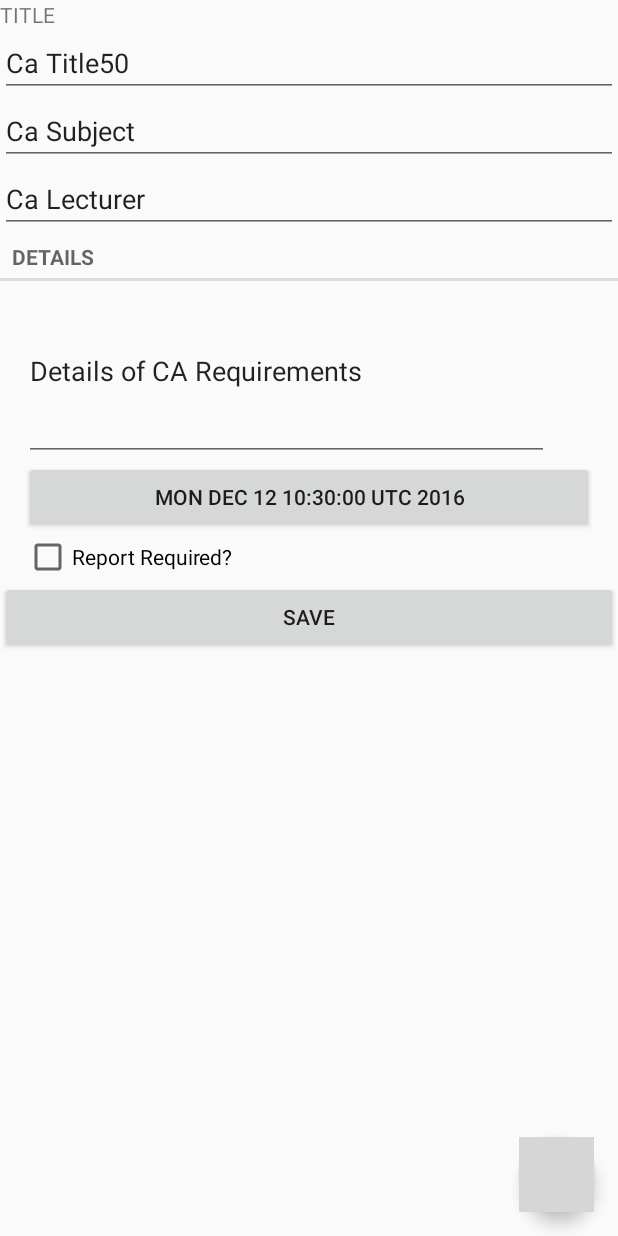
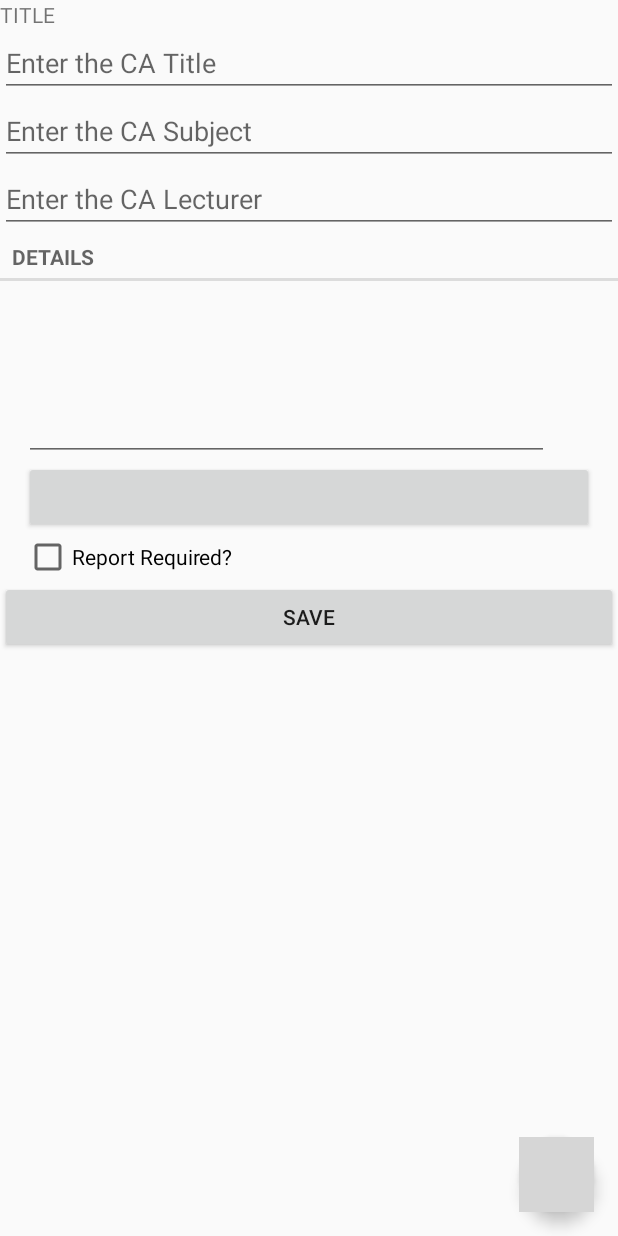
Before and after one commit to aaronoh/CA1OOPD, an Android app: the fragment CAFragment placed in its activity, on a phone screen of 412 x 824 dp. Run offline under Robolectric (Android 15) with nearby library versions, the phone set to English and light mode, and no system bars; 1 statement that could not run was skipped; grey boxes are pictures that could not be loaded.

Commit message:
Started working on add - npe

```diff
--- a/app/src/main/java/com/example/aaron/lab7/CAFragment.java
+++ b/app/src/main/java/com/example/aaron/lab7/CAFragment.java
@@ -55,7 +55,7 @@ public class CAFragment extends Fragment {
     //configure fragment view
     public View onCreateView(LayoutInflater inflater, ViewGroup parent, Bundle savedInstanceState) {
         View v = inflater.inflate(R.layout.fragment_ca, parent, false);
-
+        if (newCa == null) {
             final Button dueDateButton = (Button) v.findViewById(R.id.ca_due_date);
             dueDateButton.setText(newCa.getDue_date().toString());
             dueDateButton.setEnabled(true);
@@ -170,8 +170,6 @@ public class CAFragment extends Fragment {
             });
 
 
-
-
             //Button brings the application back one stpoe in the stack, returning to the full list
             Button saveButton = (Button) v.findViewById(R.id.save_button);
             saveButton.setOnClickListener(new View.OnClickListener() {
@@ -180,7 +178,7 @@ public class CAFragment extends Fragment {
                 public void onClick(View v) {
                     getActivity().getSupportFragmentManager().popBackStack();
                     //toast message to twll user that the changes entered before pressing the button were saved
-                Toast.makeText(getContext(),"Changes Saved",Toast.LENGTH_SHORT).show();
+                    Toast.makeText(getContext(), "Changes Saved", Toast.LENGTH_SHORT).show();
 
                 }
             });
@@ -194,6 +192,9 @@ public class CAFragment extends Fragment {
                 dueDateButton.setText(newCa.getDue_date().toString());
             }
 
+
+        }
+
         return v;
     }
 }
--- a/app/src/main/java/com/example/aaron/lab7/CAListActivity.java
+++ b/app/src/main/java/com/example/aaron/lab7/CAListActivity.java
@@ -1,7 +1,11 @@
 package com.example.aaron.lab7;
 
 
+import android.os.Bundle;
+import android.support.design.widget.FloatingActionButton;
 import android.support.v4.app.Fragment;
+import android.view.View;
+import android.widget.Toast;
 
 /**
  * Created by aaron on 23/11/2016.
@@ -12,4 +16,20 @@ public class CAListActivity extends SingleFragmentActivity {
     protected Fragment createFragment() {
         return new CAListFragment();
     }
+
+
+    FloatingActionButton floatingActionButton;
+
+    @Override
+    public void onCreate(Bundle savedInstanceState) {
+        super.onCreate(savedInstanceState);
+        setContentView(R.layout.activity_fragment);
+        floatingActionButton = (FloatingActionButton) findViewById(R.id.add_Button);
+        floatingActionButton.setOnClickListener(new View.OnClickListener() {
+            @Override
+            public void onClick(View v) {
+                getSupportFragmentManager().beginTransaction().replace(R.id.fragmentContainer, CAFragment.newInstance(-1)).commit();
+            }
+        });
+    }
 }
```
Lines whose indentation alone changed are shown as unchanged.
